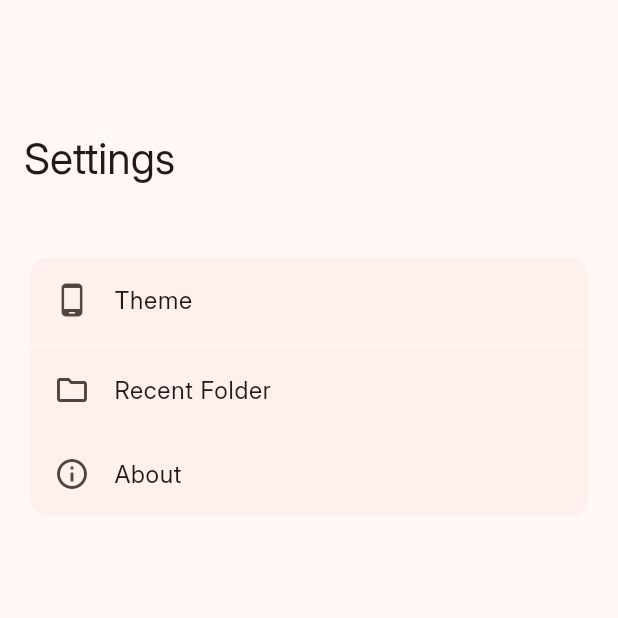
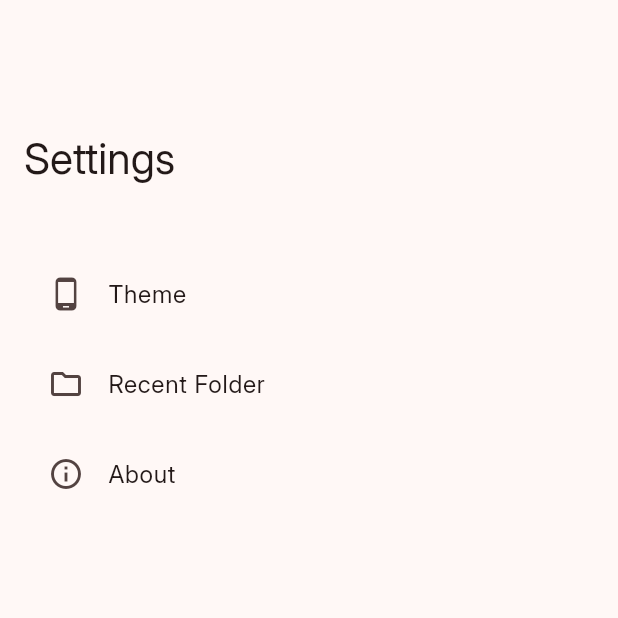
Before and after one commit to boredcodebyk/threebyfour, a Flutter app: the SettingsView screen opened by its route, on a phone screen of 412 x 824 dp, the top half of it. Run offline on Flutter 3.47's test engine with Material 3 defaults, Android fonts, the phone set to English and light mode, and no system bars; our stand-ins replace file_picker, flutter_riverpod, go_router, permission_handler, photo_view, responsive_framework and 2 more; missing offline and left inert: pausable_timer; accounts and stored records are empty.

Commit message:
clean up

```diff
--- a/lib/view/settings.dart
+++ b/lib/view/settings.dart
@@ -16,9 +16,6 @@
           SliverToBoxAdapter(
             child: Padding(
               padding: const EdgeInsets.all(16),
-              child: Card(
-                elevation: 0,
-                clipBehavior: Clip.antiAlias,
               child: Column(
                 children: [
                   ListTile(
@@ -35,13 +32,16 @@
                     title: Text("Recent Folder"),
                     onTap: () => context.push('/settings/recent'),
                   ),
+                  Divider(
+                    height: 4,
+                    color: Theme.of(context).scaffoldBackgroundColor,
+                  ),
                   ListTile(
                     leading: Icon(Icons.info_outline),
                     title: Text("About"),
                     onTap: () => context.push('/settings/about'),
                   ),
                 ],
-                ),
               ),
             ),
           ),
```
Lines whose indentation alone changed are shown as unchanged.
